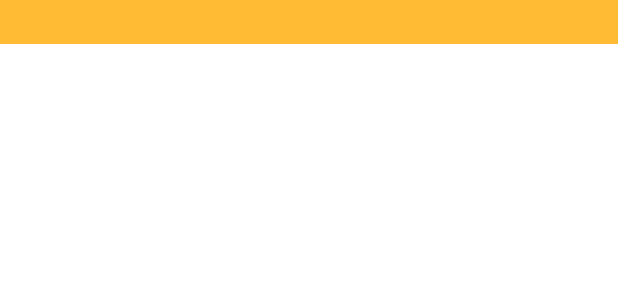
After one commit to MatteusSouza/countries, an Android app: the layout recyclerview_item.xml on its own in the app's theme, with its tools: preview values and no code run, on a phone screen of 412 x 824 dp. The commit adds this screen. Shown: the top 300 px of the screen. Run offline under Robolectric (Android 15) with nearby library versions, the phone set to English and light mode, and no system bars.

Commit message:
xml layout created

```diff
--- /dev/null
+++ b/app/src/main/res/layout/recyclerview_item.xml
@@ -0,0 +1,13 @@
+<?xml version="1.0" encoding="utf-8"?>
+<LinearLayout xmlns:android="http://schemas.android.com/apk/res/android"
+    android:orientation="vertical"
+    android:layout_width="match_parent"
+    android:layout_height="wrap_content">
+
+    <TextView
+        android:id="@+id/textView"
+        style="@style/country_title"
+        android:layout_width="match_parent"
+        android:layout_height="wrap_content"
+        android:background="@android:color/holo_orange_light" />
+</LinearLayout>
--- /dev/null
+++ b/app/src/main/res/values/dimens.xml
@@ -0,0 +1,6 @@
+<?xml version="1.0" encoding="utf-8"?>
+<resources>
+
+    <dimen name="big_padding">16dp</dimen>
+
+</resources>
--- a/app/src/main/res/values/strings.xml
+++ b/app/src/main/res/values/strings.xml
@@ -1,3 +1,4 @@
 <resources>
     <string name="app_name">LearnRoom</string>
+    <string name="add_country">Add Country</string>
 </resources>
--- a/app/src/main/res/values/themes.xml
+++ b/app/src/main/res/values/themes.xml
@@ -13,4 +13,11 @@
         <item name="android:statusBarColor" tools:targetApi="l">?attr/colorPrimaryVariant</item>
         <!-- Customize your theme here. -->
     </style>
+
+    <style name="country_title">
+        <item name="android:layout_marginBottom">8dp</item>
+        <item name="android:paddingLeft">8dp</item>
+        <item name="android:background">@android:color/holo_orange_light</item>
+        <item name="android:textAppearance">@android:style/TextAppearance.Large</item>
+    </style>
 </resources>
```
Also changed, not shown: app/src/main/res/drawable/ic_baseline_add_24.xml (added, +10 -0 lines), app/src/main/res/layout/activity_main.xml (+16 -4 lines).
